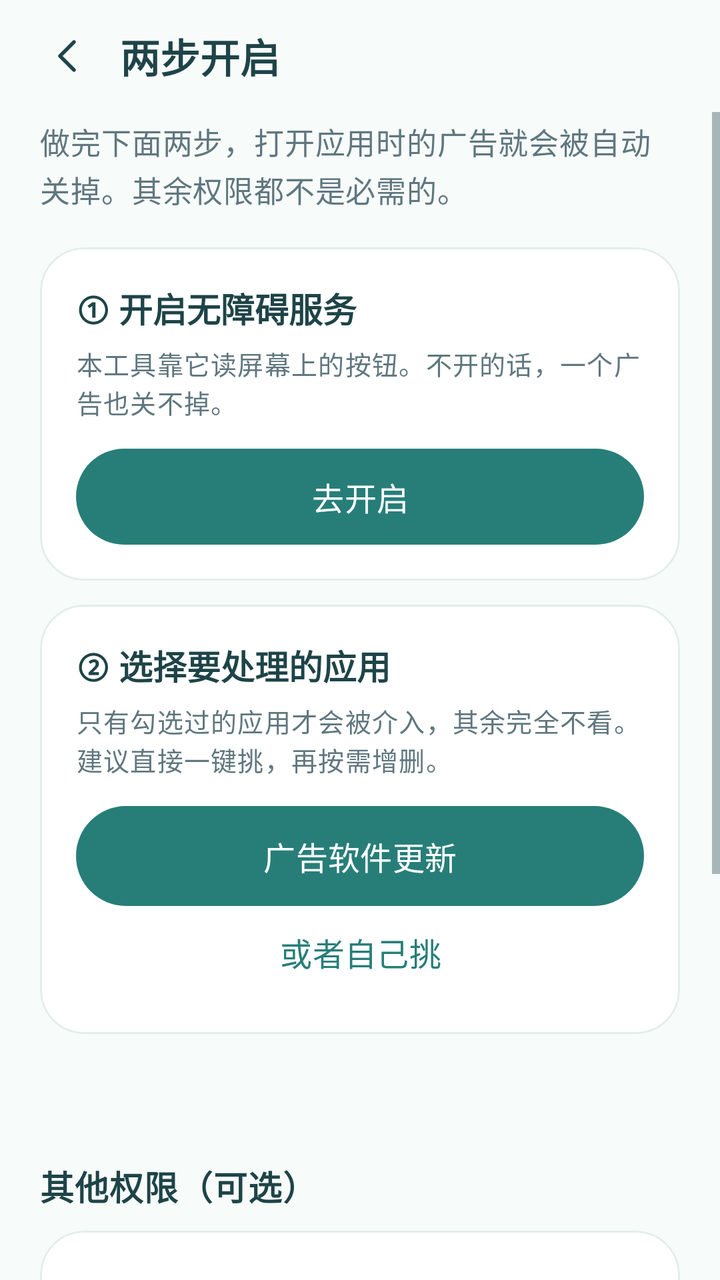
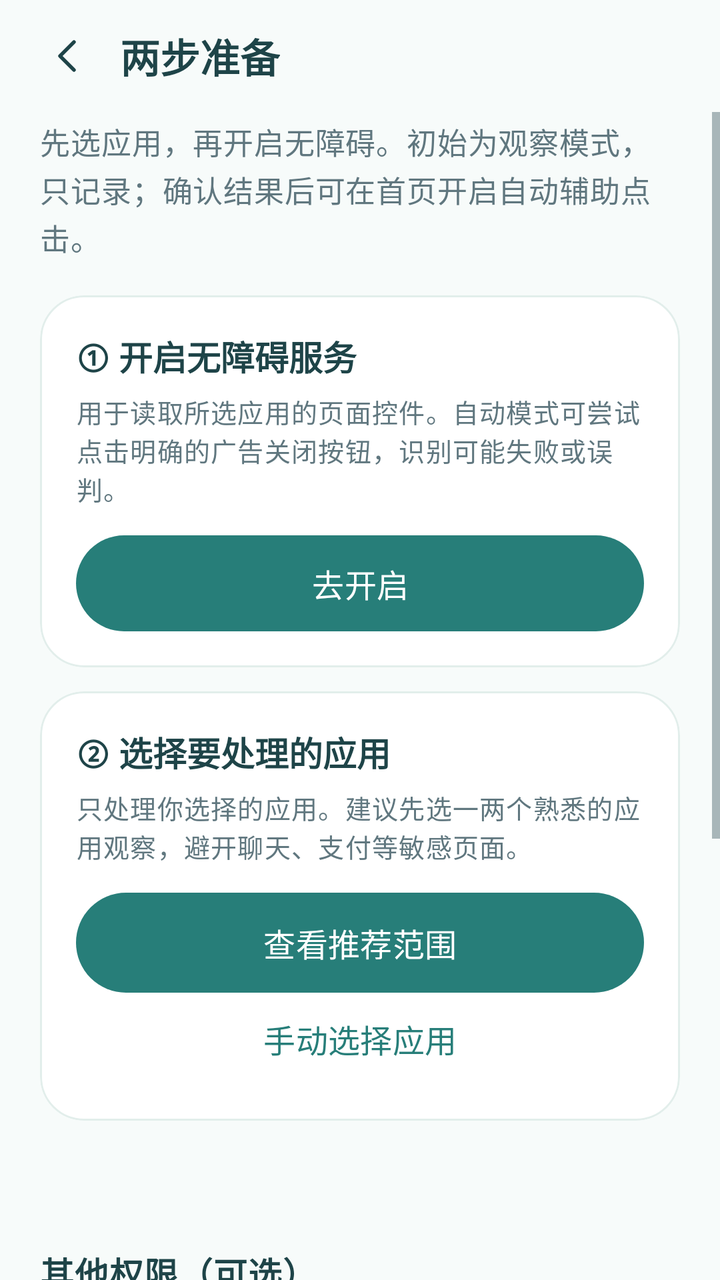

An Android layout rendered at two revisions. The XML below is the earlier revision; the diff shows what the commit changed to produce the second picture.
<!-- AndroidManifest.xml: application theme Theme.AdCalm -->
<!-- res/layout/activity_quick_start.xml -->
<?xml version="1.0" encoding="utf-8"?>
<LinearLayout xmlns:android="http://schemas.android.com/apk/res/android"
    android:layout_width="match_parent"
    android:layout_height="match_parent"
    android:orientation="vertical"
    android:background="@color/calm_background">

    <LinearLayout
        android:layout_width="match_parent"
        android:layout_height="56dp"
        android:paddingHorizontal="12dp"
        android:gravity="center_vertical">

        <ImageButton
            android:id="@+id/btnBack"
            android:layout_width="44dp"
            android:layout_height="44dp"
            android:background="?attr/selectableItemBackgroundBorderless"
            android:padding="10dp"
            android:src="@drawable/ic_calm_back"
            android:contentDescription="返回" />

        <TextView
            style="@style/Calm.Title"
            android:layout_width="wrap_content"
            android:layout_height="wrap_content"
            android:layout_marginStart="4dp"
            android:text="两步开启"
            android:textSize="20sp" />
    </LinearLayout>

    <ScrollView
        android:layout_width="match_parent"
        android:layout_height="0dp"
        android:layout_weight="1"
        android:fillViewport="true">

        <LinearLayout
            android:layout_width="match_parent"
            android:layout_height="wrap_content"
            android:orientation="vertical"
            android:paddingHorizontal="20dp"
            android:paddingBottom="24dp">

            <TextView
                style="@style/Calm.Body"
                android:layout_width="match_parent"
                android:layout_height="wrap_content"
                android:layout_marginTop="4dp"
                android:text="做完下面两步，打开应用时的广告就会被自动关掉。其余权限都不是必需的。"
                android:textColor="@color/calm_text_secondary" />

            
            <com.google.android.material.card.MaterialCardView
                style="@style/Calm.Card"
                android:layout_width="match_parent"
                android:layout_height="wrap_content"
                android:layout_marginTop="18dp">

                <LinearLayout
                    android:layout_width="match_parent"
                    android:layout_height="wrap_content"
                    android:orientation="vertical"
                    android:padding="18dp">

                    <LinearLayout
                        android:layout_width="match_parent"
                        android:layout_height="wrap_content"
                        android:gravity="center_vertical"
                        android:orientation="horizontal">

                        <TextView
                            style="@style/Calm.Title"
                            android:layout_width="0dp"
                            android:layout_height="wrap_content"
                            android:layout_weight="1"
                            android:text="① 开启无障碍服务"
                            android:textSize="17sp" />

                        <TextView
                            style="@style/Calm.Caption"
                            android:id="@+id/tvStep1State"
                            android:layout_width="wrap_content"
                            android:layout_height="wrap_content"
                            android:text="" />
                    </LinearLayout>

                    <TextView
                        style="@style/Calm.Caption"
                        android:layout_width="match_parent"
                        android:layout_height="wrap_content"
                        android:layout_marginTop="6dp"
                        android:text="本工具靠它读屏幕上的按钮。不开的话，一个广告也关不掉。" />

                    <com.google.android.material.button.MaterialButton
                        style="@style/Calm.PrimaryButton"
                        android:id="@+id/btnStep1"
                        android:layout_width="match_parent"
                        android:layout_height="48dp"
                        android:layout_marginTop="14dp"
                        android:text="去开启" />
                </LinearLayout>
            </com.google.android.material.card.MaterialCardView>

            
            <com.google.android.material.card.MaterialCardView
                style="@style/Calm.Card"
                android:layout_width="match_parent"
                android:layout_height="wrap_content"
                android:layout_marginTop="12dp">

                <LinearLayout
                    android:layout_width="match_parent"
                    android:layout_height="wrap_content"
                    android:orientation="vertical"
                    android:padding="18dp">

                    <LinearLayout
                        android:layout_width="match_parent"
                        android:layout_height="wrap_content"
                        android:gravity="center_vertical"
                        android:orientation="horizontal">

                        <TextView
                            style="@style/Calm.Title"
                            android:layout_width="0dp"
                            android:layout_height="wrap_content"
                            android:layout_weight="1"
                            android:text="② 选择要处理的应用"
                            android:textSize="17sp" />

                        <TextView
                            style="@style/Calm.Caption"
                            android:id="@+id/tvStep2State"
                            android:layout_width="wrap_content"
                            android:layout_height="wrap_content"
                            android:text="" />
                    </LinearLayout>

                    <TextView
                        style="@style/Calm.Caption"
                        android:layout_width="match_parent"
                        android:layout_height="wrap_content"
                        android:layout_marginTop="6dp"
                        android:text="只有勾选过的应用才会被介入，其余完全不看。建议直接一键挑，再按需增删。" />

                    <com.google.android.material.button.MaterialButton
                        style="@style/Calm.PrimaryButton"
                        android:id="@+id/btnStep2Auto"
                        android:layout_width="match_parent"
                        android:layout_height="50dp"
                        android:layout_marginTop="14dp"
                        android:text="广告软件更新" />

                    <com.google.android.material.button.MaterialButton
                        style="@style/Widget.Material3.Button.TextButton"
                        android:id="@+id/btnStep2Manual"
                        android:layout_width="match_parent"
                        android:layout_height="46dp"
                        android:text="或者自己挑"
                        android:textColor="@color/calm_primary_dark"
                        android:textAllCaps="false" />
                </LinearLayout>
            </com.google.android.material.card.MaterialCardView>

            <TextView
                style="@style/Calm.Body"
                android:id="@+id/tvDone"
                android:layout_width="match_parent"
                android:layout_height="wrap_content"
                android:layout_marginTop="20dp"
                android:gravity="center"
                android:text=""
                android:textColor="@color/calm_primary_dark" />

            
            <com.google.android.material.card.MaterialCardView
                style="@style/Calm.Card"
                android:id="@+id/cardNext"
                android:layout_width="match_parent"
                android:layout_height="wrap_content"
                android:layout_marginTop="12dp"
                android:visibility="gone">

                
                <LinearLayout
                    android:id="@+id/rowNext"
                    android:layout_width="match_parent"
                    android:layout_height="wrap_content"
                    android:orientation="vertical"
                    android:padding="16dp"
                    android:background="?attr/selectableItemBackground"
                    android:clickable="true"
                    android:focusable="true">

                    <LinearLayout
                        android:layout_width="match_parent"
                        android:layout_height="wrap_content"
                        android:gravity="center_vertical"
                        android:orientation="horizontal">

                        <TextView
                            style="@style/Calm.Title"
                            android:layout_width="0dp"
                            android:layout_height="wrap_content"
                            android:layout_weight="1"
                            android:text="接下来：其余权限"
                            android:textSize="17sp" />

                        <ImageView
                            android:layout_width="18dp"
                            android:layout_height="18dp"
                            android:src="@drawable/ic_calm_chevron"
                            android:contentDescription="@null" />
                    </LinearLayout>

                    <TextView
                        style="@style/Calm.Caption"
                        android:layout_width="match_parent"
                        android:layout_height="wrap_content"
                        android:layout_marginTop="6dp"
                        android:text="强停、下载拦截、保活这几项不配也能用，只是那几项降级。\n入口在首页：往下滑，看到「权限配置」点进去。" />

                    <com.google.android.material.button.MaterialButton
                        style="@style/Calm.PrimaryButton"
                        android:id="@+id/btnGoSetup"
                        android:layout_width="match_parent"
                        android:layout_height="48dp"
                        android:layout_marginTop="12dp"
                        android:text="去首页配置" />
                </LinearLayout>
            </com.google.android.material.card.MaterialCardView>

            
            <TextView
                style="@style/SectionTitle"
                android:layout_width="match_parent"
                android:layout_height="wrap_content"
                android:layout_marginTop="26dp"
                android:text="其他权限（可选）" />

            <com.google.android.material.card.MaterialCardView
                style="@style/Calm.Card"
                android:layout_width="match_parent"
                android:layout_height="wrap_content"
                android:layout_marginTop="10dp">

                <LinearLayout
                    android:layout_width="match_parent"
                    android:layout_height="wrap_content"
                    android:orientation="vertical"
                    android:paddingHorizontal="18dp"
                    android:paddingVertical="4dp">

                    <LinearLayout android:id="@+id/rowShizuku" android:layout_width="match_parent" android:layout_height="wrap_content" android:minHeight="60dp" android:gravity="center_vertical" android:background="?attr/selectableItemBackground" android:clickable="true" android:focusable="true">
                        <TextView style="@style/Calm.Body" android:layout_width="0dp" android:layout_height="wrap_content" android:layout_weight="1" android:text="Shizuku" android:textColor="@color/calm_text" />
                        <TextView style="@style/Calm.Caption" android:id="@+id/tvShizukuState" android:layout_width="wrap_content" android:layout_height="wrap_content" android:text="" />
                        <ImageView android:layout_width="18dp" android:layout_height="18dp" android:layout_marginStart="8dp" android:src="@drawable/ic_calm_chevron" android:contentDescription="@null" />
                    </LinearLayout>

                    <View android:layout_width="match_parent" android:layout_height="1dp" android:background="@color/calm_outline" />

                    <LinearLayout android:id="@+id/rowUsage" android:layout_width="match_parent" android:layout_height="wrap_content" android:minHeight="60dp" android:gravity="center_vertical" android:background="?attr/selectableItemBackground" android:clickable="true" android:focusable="true">
                        <TextView style="@style/Calm.Body" android:layout_width="0dp" android:layout_height="wrap_content" android:layout_weight="1" android:text="使用情况访问" android:textColor="@color/calm_text" />
                        <TextView style="@style/Calm.Caption" android:id="@+id/tvUsageState" android:layout_width="wrap_content" android:layout_height="wrap_content" android:text="" />
                        <ImageView android:layout_width="18dp" android:layout_height="18dp" android:layout_marginStart="8dp" android:src="@drawable/ic_calm_chevron" android:contentDescription="@null" />
                    </LinearLayout>

                    <View android:layout_width="match_parent" android:layout_height="1dp" android:background="@color/calm_outline" />

                    <LinearLayout android:id="@+id/rowNotifications" android:layout_width="match_parent" android:layout_height="wrap_content" android:minHeight="60dp" android:gravity="center_vertical" android:background="?attr/selectableItemBackground" android:clickable="true" android:focusable="true">
                        <TextView style="@style/Calm.Body" android:layout_width="0dp" android:layout_height="wrap_content" android:layout_weight="1" android:text="通知使用权" android:textColor="@color/calm_text" />
                        <TextView style="@style/Calm.Caption" android:id="@+id/tvNotificationState" android:layout_width="wrap_content" android:layout_height="wrap_content" android:text="" />
                        <ImageView android:layout_width="18dp" android:layout_height="18dp" android:layout_marginStart="8dp" android:src="@drawable/ic_calm_chevron" android:contentDescription="@null" />
                    </LinearLayout>

                    <View android:layout_width="match_parent" android:layout_height="1dp" android:background="@color/calm_outline" />

                    <LinearLayout android:id="@+id/rowAllFiles" android:layout_width="match_parent" android:layout_height="wrap_content" android:minHeight="60dp" android:gravity="center_vertical" android:background="?attr/selectableItemBackground" android:clickable="true" android:focusable="true">
                        <TextView style="@style/Calm.Body" android:layout_width="0dp" android:layout_height="wrap_content" android:layout_weight="1" android:text="所有文件访问" android:textColor="@color/calm_text" />
                        <TextView style="@style/Calm.Caption" android:id="@+id/tvAllFilesState" android:layout_width="wrap_content" android:layout_height="wrap_content" android:text="" />
                        <ImageView android:layout_width="18dp" android:layout_height="18dp" android:layout_marginStart="8dp" android:src="@drawable/ic_calm_chevron" android:contentDescription="@null" />
                    </LinearLayout>

                    <View android:layout_width="match_parent" android:layout_height="1dp" android:background="@color/calm_outline" />

                    <LinearLayout android:id="@+id/rowBattery" android:layout_width="match_parent" android:layout_height="wrap_content" android:minHeight="60dp" android:gravity="center_vertical" android:background="?attr/selectableItemBackground" android:clickable="true" android:focusable="true">
                        <TextView style="@style/Calm.Body" android:layout_width="0dp" android:layout_height="wrap_content" android:layout_weight="1" android:text="电池优化白名单" android:textColor="@color/calm_text" />
                        <TextView style="@style/Calm.Caption" android:id="@+id/tvBatteryState" android:layout_width="wrap_content" android:layout_height="wrap_content" android:text="" />
                        <ImageView android:layout_width="18dp" android:layout_height="18dp" android:layout_marginStart="8dp" android:src="@drawable/ic_calm_chevron" android:contentDescription="@null" />
                    </LinearLayout>
                </LinearLayout>
            </com.google.android.material.card.MaterialCardView>
        </LinearLayout>
    </ScrollView>
</LinearLayout>
<!-- resources referenced by this layout -->
<resources>
  <color name="calm_background">#F7FBFA</color>
  <color name="calm_outline">#E2EEEB</color>
  <color name="calm_primary_dark">#277E79</color>
  <color name="calm_text">#1E4448</color>
  <color name="calm_text_secondary">#60777F</color>
  <style name="Calm.Body" parent="TextAppearance.Material3.BodyMedium">
          <item name="android:textColor">@color/calm_text</item>
          <item name="android:textSize">15sp</item>
          <item name="android:lineSpacingExtra">3dp</item>
          <item name="android:includeFontPadding">false</item>
      </style>
  <style name="Calm.Caption" parent="TextAppearance.Material3.BodySmall">
          <item name="android:textColor">@color/calm_text_secondary</item>
          <item name="android:textSize">13sp</item>
          <item name="android:lineSpacingExtra">3dp</item>
          <item name="android:includeFontPadding">false</item>
      </style>
  <style name="Calm.Card" parent="Widget.Material3.CardView.Elevated">
          <item name="cardBackgroundColor">@color/calm_surface</item>
          <item name="cardCornerRadius">22dp</item>
          <item name="cardElevation">0dp</item>
          <item name="strokeColor">@color/calm_outline</item>
          <item name="strokeWidth">1dp</item>
          <item name="contentPadding">0dp</item>
      </style>
  <style name="Calm.Title" parent="TextAppearance.Material3.TitleLarge">
          <item name="android:textStyle">bold</item>
          <item name="android:textColor">@color/calm_text</item>
          <item name="android:textSize">22sp</item>
          <item name="android:fontFamily">sans-serif-medium</item>
          <item name="android:includeFontPadding">false</item>
      </style>
  <style name="SectionTitle" parent="Calm.Body">
          <item name="android:textStyle">bold</item>
          <item name="android:layout_width">wrap_content</item>
          <item name="android:layout_height">wrap_content</item>
          <item name="android:layout_marginTop">24dp</item>
          <item name="android:textSize">17sp</item>
          <item name="android:fontFamily">sans-serif-medium</item>
      </style>
  <color name="calm_surface">#FFFFFF</color>
  <color name="calm_primary">#4AAFA8</color>
  <color name="calm_mint">#EAF6F3</color>
  <color name="calm_error">#AF5656</color>
  <style name="Calm.CheckBox" parent="Widget.Material3.CompoundButton.CheckBox">
          <item name="android:textColor">@color/calm_text</item>
          <item name="android:textSize">15sp</item>
          <item name="android:minHeight">48dp</item>
          <item name="buttonTint">@color/calm_control_colors</item>
      </style>
  <style name="Calm.Switch" parent="Widget.Material3.CompoundButton.MaterialSwitch">
          <item name="thumbTint">@color/calm_switch_thumb</item>
          <item name="trackTint">@color/calm_switch_track</item>
          <item name="android:textColor">@color/calm_text</item>
          <item name="android:textSize">15sp</item>
          <item name="android:minHeight">48dp</item>
      </style>
  <!-- drawable bg_calm_dialog (drawable) -->
  <?xml version="1.0" encoding="utf-8"?>
  <shape xmlns:android="http://schemas.android.com/apk/res/android"
      android:shape="rectangle">
      <solid android:color="@color/calm_surface" />
      <corners android:radius="22dp" />
  </shape>
  <style name="Calm.Shape.Dialog" parent="ShapeAppearance.Material3.MediumComponent">
          <item name="cornerFamily">rounded</item>
          <item name="cornerSize">22dp</item>
      </style>
  <style name="Calm.NavigationLabel" parent="TextAppearance.Material3.LabelSmall">
          <item name="android:textSize">12sp</item>
          <item name="android:fontFamily">sans-serif-medium</item>
      </style>
  <style name="Calm.NavigationIndicator" parent="Widget.Material3.BottomNavigationView.ActiveIndicator">
          <item name="android:height">32dp</item>
          <item name="android:width">58dp</item>
          <item name="android:color">@color/calm_mint</item>
      </style>
  <color name="calm_ripple">#234AAFA8</color>
  <!-- unchanged entries left out for length: 7 -->
</resources>

<!-- the commit's change to res/layout/activity_quick_start.xml (unified diff, before → after) -->
@@ -25,7 +25,7 @@
             android:layout_width="wrap_content"
             android:layout_height="wrap_content"
             android:layout_marginStart="4dp"
-            android:text="两步开启"
+            android:text="两步准备"
             android:textSize="20sp" />
     </LinearLayout>
 
@@ -47,10 +47,10 @@
                 android:layout_width="match_parent"
                 android:layout_height="wrap_content"
                 android:layout_marginTop="4dp"
-                android:text="做完下面两步，打开应用时的广告就会被自动关掉。其余权限都不是必需的。"
+                android:text="先选应用，再开启无障碍。初始为观察模式，只记录；确认结果后可在首页开启自动辅助点击。"
                 android:textColor="@color/calm_text_secondary" />
 
-            
+
             <com.google.android.material.card.MaterialCardView
                 style="@style/Calm.Card"
                 android:layout_width="match_parent"
@@ -90,7 +90,7 @@
                         android:layout_width="match_parent"
                         android:layout_height="wrap_content"
                         android:layout_marginTop="6dp"
-                        android:text="本工具靠它读屏幕上的按钮。不开的话，一个广告也关不掉。" />
+                        android:text="用于读取所选应用的页面控件。自动模式可尝试点击明确的广告关闭按钮，识别可能失败或误判。" />
 
                     <com.google.android.material.button.MaterialButton
                         style="@style/Calm.PrimaryButton"
@@ -102,7 +102,7 @@
                 </LinearLayout>
             </com.google.android.material.card.MaterialCardView>
 
-            
+
             <com.google.android.material.card.MaterialCardView
                 style="@style/Calm.Card"
                 android:layout_width="match_parent"
@@ -142,7 +142,7 @@
                         android:layout_width="match_parent"
                         android:layout_height="wrap_content"
                         android:layout_marginTop="6dp"
-                        android:text="只有勾选过的应用才会被介入，其余完全不看。建议直接一键挑，再按需增删。" />
+                        android:text="只处理你选择的应用。建议先选一两个熟悉的应用观察，避开聊天、支付等敏感页面。" />
 
                     <com.google.android.material.button.MaterialButton
                         style="@style/Calm.PrimaryButton"
@@ -150,14 +150,14 @@
                         android:layout_width="match_parent"
                         android:layout_height="50dp"
                         android:layout_marginTop="14dp"
-                        android:text="广告软件更新" />
+                        android:text="查看推荐范围" />
 
                     <com.google.android.material.button.MaterialButton
                         style="@style/Widget.Material3.Button.TextButton"
                         android:id="@+id/btnStep2Manual"
                         android:layout_width="match_parent"
                         android:layout_height="46dp"
-                        android:text="或者自己挑"
+                        android:text="手动选择应用"
                         android:textColor="@color/calm_primary_dark"
                         android:textAllCaps="false" />
                 </LinearLayout>
@@ -173,7 +173,7 @@
                 android:text=""
                 android:textColor="@color/calm_primary_dark" />
 
-            
+
             <com.google.android.material.card.MaterialCardView
                 style="@style/Calm.Card"
                 android:id="@+id/cardNext"
@@ -182,7 +182,7 @@
                 android:layout_marginTop="12dp"
                 android:visibility="gone">
 
-                
+
                 <LinearLayout
                     android:id="@+id/rowNext"
                     android:layout_width="match_parent"
@@ -219,7 +219,7 @@
                         android:layout_width="match_parent"
                         android:layout_height="wrap_content"
                         android:layout_marginTop="6dp"
-                        android:text="强停、下载拦截、保活这几项不配也能用，只是那几项降级。\n入口在首页：往下滑，看到「权限配置」点进去。" />
+                        android:text="增强功能默认关闭，用到时再授权。\n首页「权限配置」可查看所需权限及影响。" />
 
                     <com.google.android.material.button.MaterialButton
                         style="@style/Calm.PrimaryButton"
@@ -231,7 +231,7 @@
                 </LinearLayout>
             </com.google.android.material.card.MaterialCardView>
 
-            
+
             <TextView
                 style="@style/SectionTitle"
                 android:layout_width="match_parent"
